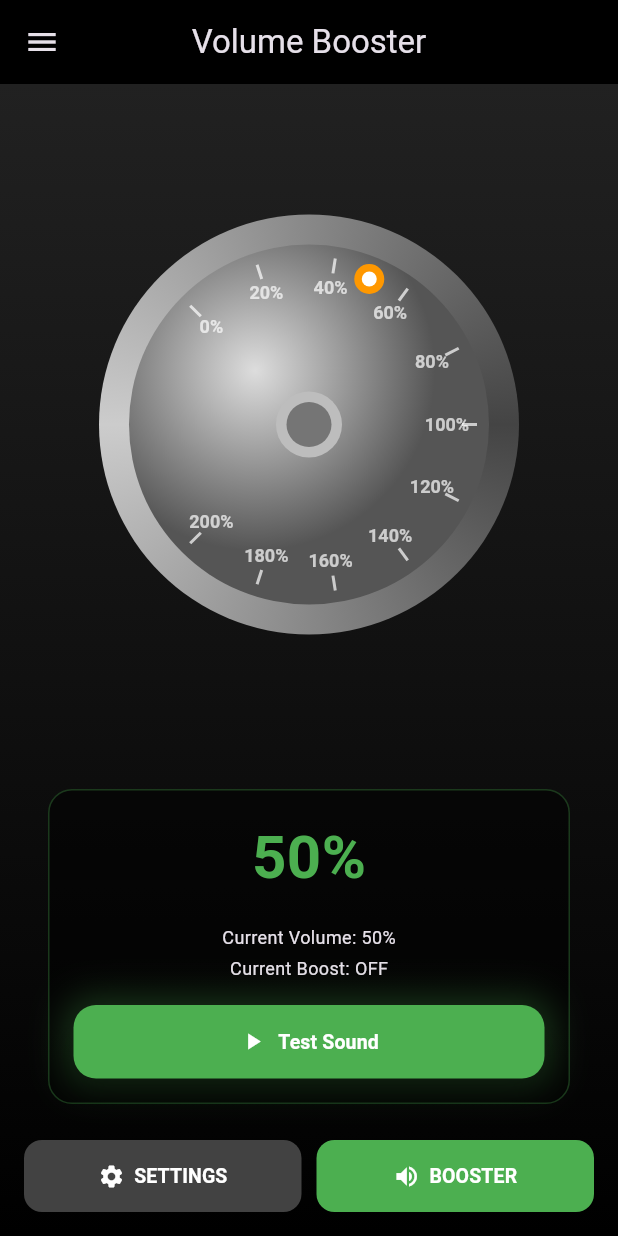
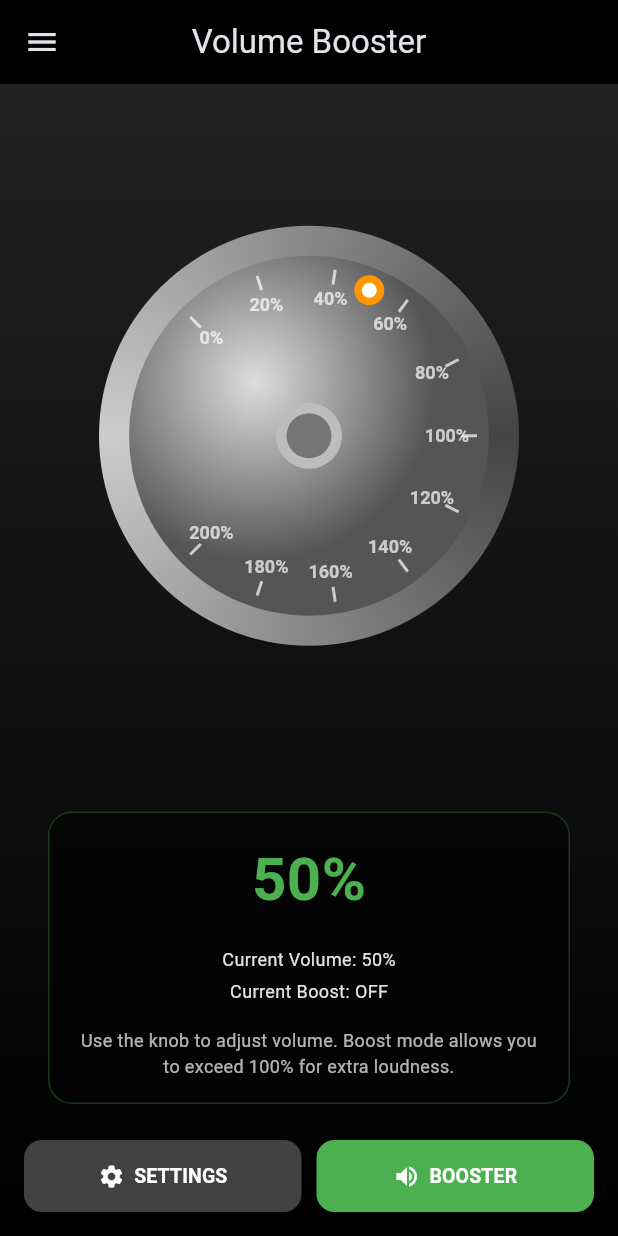
Before and after one commit to Sami-7772App/volume_booster_app, a Flutter app: the BoosterScreen screen opened by its route, on a phone screen of 412 x 824 dp. Run offline on Flutter 3.47's test engine with Material 3 defaults, Android fonts, the phone set to English and light mode, and no system bars; our stand-ins replace audioplayers, flutter_dotenv, get, get_storage, google_fonts, permission_handler and 2 more; missing offline and left inert: audio_session, flutter_volume_controller; accounts and stored records are empty.

Commit message:
remove test sound from booster  screen

```diff
--- a/lib/controllers/booster_controller.dart
+++ b/lib/controllers/booster_controller.dart
@@ -162,9 +162,7 @@ class BoosterController extends GetxController {
     _updateTimer?.cancel();
     _pendingVolume = -1;
 
-    if (!_audioFocusService.isMediaPlaying.value) {
-      _previewService.startPreview();
-    }
+
 
     if (_settingsService.isVibrationEnabled.value) {
       Vibration.vibrate(duration: 15);
--- a/lib/views/booster_screen.dart
+++ b/lib/views/booster_screen.dart
@@ -1,10 +1,8 @@
-
 import 'package:flutter/material.dart';
 import 'package:get/get.dart';
 
 import 'package:volume_booster_fresh/controllers/booster_controller.dart';
 import 'package:volume_booster_fresh/views/widgets/custom_drawer.dart';
-import 'package:volume_booster_fresh/views/widgets/glowing_button.dart';
 import 'package:volume_booster_fresh/views/widgets/metallic_knob.dart';
 
 class BoosterScreen extends StatelessWidget {
@@ -131,27 +129,10 @@ class BoosterScreen extends StatelessWidget {
                         ),
                       ),
                       const SizedBox(height: 16),
-                      GlowingButton(
-                        onPressed: controller.manualPlayTestSound,
-                        child: Row(
-                          mainAxisAlignment: MainAxisAlignment.center,
-                          children: const [
-                            Icon(
-                              Icons.play_arrow,
-                              color: Colors.white,
-                              size: 18,
-                            ),
-                            SizedBox(width: 8),
-                            Text(
-                              'Test Sound',
-                              style: TextStyle(
-                                color: Colors.white,
-                                fontWeight: FontWeight.bold,
-                                fontSize: 13,
-                              ),
-                            ),
-                          ],
-                        ),
+                      const Text(
+                        'Use the knob to adjust volume. Boost mode allows you to exceed 100% for extra loudness.',
+                        textAlign: TextAlign.center,
+                        style: TextStyle(fontSize: 12, color: Colors.white70),
                       ),
                     ],
                   ),
```
Also changed, not shown: lib/services/audio_preview_service.dart (+13 -13 lines).
